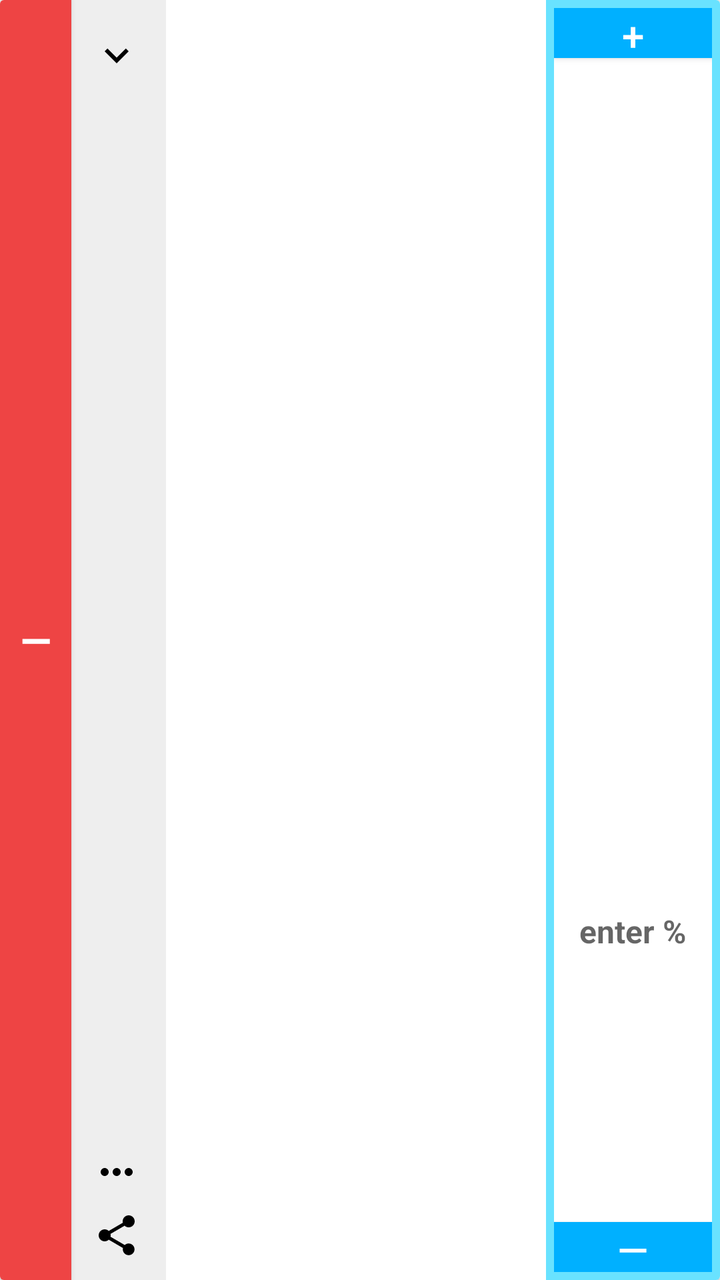
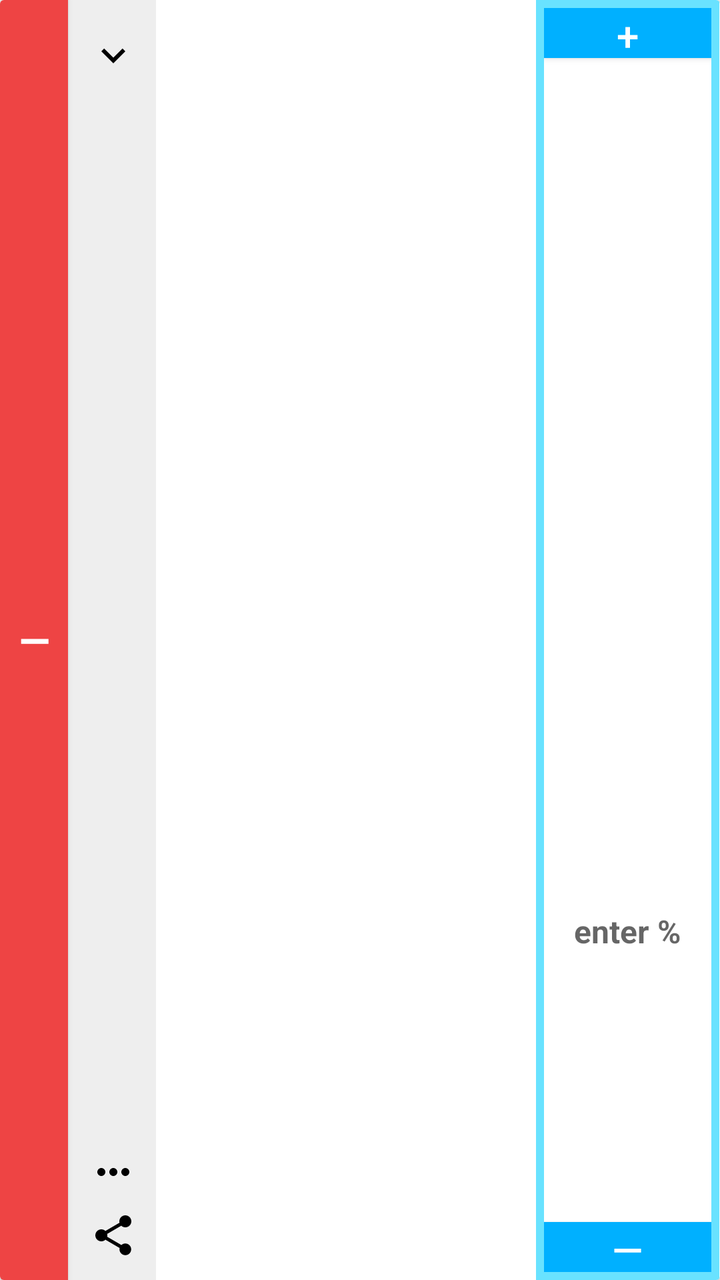

An Android layout rendered at two revisions. The XML below is the earlier revision; the diff shows what the commit changed to produce the second picture.
<!-- AndroidManifest.xml: application theme AppTheme -->
<!-- res/layout/item_give.xml -->
<?xml version="1.0" encoding="utf-8"?>
<androidx.cardview.widget.CardView
    xmlns:android="http://schemas.android.com/apk/res/android"
    android:id="@+id/donation_item_view"
    android:layout_width="match_parent"
    android:layout_height="150dp"
    android:layout_marginLeft="8dp"
    android:layout_marginRight="8dp"
    android:layout_marginTop="4dp"
    android:layout_marginBottom="4dp"
    android:clickable="true"
    android:focusable="true">

    <LinearLayout
        android:layout_width="match_parent"
        android:layout_height="match_parent"
        android:orientation="horizontal"
        android:baselineAligned="false"
        android:clickable="true"
        android:focusable="true">

        <Button
            android:id="@+id/collection_remove_button"
            android:layout_width="0dp"
            android:layout_height="match_parent"
            android:layout_weight=".21"
            android:gravity="center"
            android:textSize="@dimen/text_size_paragraph_title"
            android:background="@color/colorAttention"
            android:textColor="#fff"
            android:textStyle="bold"
            android:text="@string/symbol_decrement_button"/>

        <FrameLayout
            android:layout_width="0dp"
            android:layout_height="match_parent"
            android:layout_weight=".28"
            android:paddingTop="15dp"
            android:paddingBottom="10dp"
            android:paddingStart="10dp"
            android:background="@color/colorChalk"
            android:orientation="vertical">

            <ImageButton
                android:id="@+id/inspect_button"
                android:layout_width="25dp"
                android:layout_height="25dp"
                android:layout_gravity="top"
                android:background="@color/colorChalk"
                android:src="@drawable/ic_baseline_expand_more_24px"
                android:contentDescription="@string/description_increment_percentage_text"/>

            <ImageButton
                android:id="@+id/contact_button"
                android:layout_width="25dp"
                android:layout_height="28dp"
                android:layout_marginBottom="30dp"
                android:layout_gravity="bottom"
                android:background="@color/colorChalk"
                android:src="@drawable/ic_baseline_more_horiz_24px"
                android:contentDescription="@string/description_decrement_percentage_text"/>

            <ImageButton
                android:id="@+id/share_button"
                android:layout_width="25dp"
                android:layout_height="25dp"
                android:layout_gravity="bottom"
                android:background="@color/colorChalk"
                android:src="@drawable/ic_menu_share"
                android:contentDescription="@string/description_decrement_percentage_text"/>

        </FrameLayout>

        <include layout="@layout/text_item"
            android:id="@+id/target_overview"
            android:layout_width="0dp"
            android:layout_height="match_parent"
            android:layout_weight="1"
            android:layout_margin="10dp"/>

        <LinearLayout
            android:layout_width="0dp"
            android:layout_height="match_parent"
            android:layout_weight=".51"
            android:padding="4dp"
            android:orientation="vertical"
            android:background="@color/colorPrimaryLight"
            android:gravity="end">

            <Button
                android:id="@+id/donation_increment_button"
                android:layout_width="match_parent"
                android:layout_height="25dp"
                android:layout_gravity="top"
                android:gravity="center"
                android:textSize="20sp"
                android:background="@color/colorPrimary"
                android:textColor="#fff"
                android:text="@string/symbol_increment_button"
                android:contentDescription="@string/description_increment_percentage_text"/>

            <TextView
                android:id="@+id/donation_amount_text"
                android:layout_width="match_parent"
                android:layout_height="0dp"
                android:layout_weight="1"
                android:layout_gravity="center"
                android:background="#fff"
                android:textSize="@dimen/text_size_paragraph"
                android:textStyle="bold"
                android:gravity="center"/>

            <EditText
                android:id="@+id/donation_percentage_text"
                android:layout_width="match_parent"
                android:layout_height="0dp"
                android:layout_weight="1"
                android:layout_gravity="center"
                android:background="#fff"
                android:textSize="@dimen/text_size_paragraph"
                android:textStyle="bold"
                android:gravity="center"
                android:inputType="numberDecimal"
                android:imeOptions="actionDone"
                android:hint="enter %"
                android:importantForAutofill="no"/>

            <Button
                android:id="@+id/donation_decrement_button"
                android:layout_width="match_parent"
                android:layout_height="25dp"
                android:layout_gravity="bottom"
                android:gravity="center"
                android:textSize="20sp"
                android:background="@color/colorPrimary"
                android:textColor="#fff"
                android:text="@string/symbol_decrement_button"
                android:contentDescription="@string/description_decrement_percentage_text"/>

        </LinearLayout>

    </LinearLayout>

</androidx.cardview.widget.CardView>
<!-- res/layout/text_item.xml (included above) -->
<?xml version="1.0" encoding="utf-8"?>
<LinearLayout xmlns:android="http://schemas.android.com/apk/res/android"
    android:layout_width="wrap_content"
    android:layout_height="match_parent"
    android:orientation="vertical"
    android:layout_gravity="start|center_vertical">

    <TextView
        android:id="@+id/charity_primary"
        android:layout_width="wrap_content"
        android:layout_height="0dp"
        android:layout_weight=".6"
        android:layout_margin="4dp"
        android:textSize="@dimen/text_size_paragraph_title"
        android:textAppearance="?attr/textAppearanceListItem" />

    <TextView
        android:id="@+id/charity_secondary"
        android:layout_width="wrap_content"
        android:layout_height="0dp"
        android:layout_weight=".2"
        android:layout_margin="4dp"
        android:textAppearance="?attr/textAppearanceListItem" />

    <TextView
        android:id="@+id/charity_tertiary"
        android:layout_width="wrap_content"
        android:layout_height="0dp"
        android:layout_weight=".2"
        android:layout_margin="4dp"
        android:textAppearance="?attr/textAppearanceListItem" />

</LinearLayout>
<!-- resources referenced by this layout -->
<resources>
  <color name="colorAttention">#EE4444</color>
  <color name="colorChalk">#EEE</color>
  <color name="colorPrimary">#00B0FF</color>
  <color name="colorPrimaryLight">#69E2FF</color>
  <dimen name="text_size_paragraph">16sp</dimen>
  <dimen name="text_size_paragraph_title">20sp</dimen>
  <!-- drawable ic_baseline_expand_more_24px (drawable) -->
  <vector xmlns:android="http://schemas.android.com/apk/res/android"
      android:width="24dp"
      android:height="24dp"
      android:viewportWidth="24"
      android:viewportHeight="24">
    <path
        android:fillColor="#FF000000"
        android:pathData="M16.59,8.59L12,13.17 7.41,8.59 6,10l6,6 6,-6z"/>
  </vector>
  <!-- drawable ic_baseline_more_horiz_24px (drawable) -->
  <vector xmlns:android="http://schemas.android.com/apk/res/android"
      android:width="24dp"
      android:height="24dp"
      android:viewportWidth="24"
      android:viewportHeight="24">
    <path
        android:fillColor="#FF000000"
        android:pathData="M6,10c-1.1,0 -2,0.9 -2,2s0.9,2 2,2 2,-0.9 2,-2 -0.9,-2 -2,-2zM18,10c-1.1,0 -2,0.9 -2,2s0.9,2 2,2 2,-0.9 2,-2 -0.9,-2 -2,-2zM12,10c-1.1,0 -2,0.9 -2,2s0.9,2 2,2 2,-0.9 2,-2 -0.9,-2 -2,-2z"/>
  </vector>
  <!-- drawable ic_menu_share (drawable-v21) -->
  <vector xmlns:android="http://schemas.android.com/apk/res/android"
      android:width="24dp"
      android:height="24dp"
      android:viewportHeight="24.0"
      android:viewportWidth="24.0">
      <path
          android:fillColor="#FF000000"
          android:pathData="M18,16.08c-0.76,0 -1.44,0.3 -1.96,0.77L8.91,12.7c0.05,-0.23 0.09,-0.46 0.09,-0.7s-0.04,-0.47 -0.09,-0.7l7.05,-4.11c0.54,0.5 1.25,0.81 2.04,0.81 1.66,0 3,-1.34 3,-3s-1.34,-3 -3,-3 -3,1.34 -3,3c0,0.24 0.04,0.47 0.09,0.7L8.04,9.81C7.5,9.31 6.79,9 6,9c-1.66,0 -3,1.34 -3,3s1.34,3 3,3c0.79,0 1.5,-0.31 2.04,-0.81l7.12,4.16c-0.05,0.21 -0.08,0.43 -0.08,0.65 0,1.61 1.31,2.92 2.92,2.92 1.61,0 2.92,-1.31 2.92,-2.92s-1.31,-2.92 -2.92,-2.92z" />
  </vector>
  <string name="description_decrement_percentage_text">Press this button to decrease the percentage of your total donation amount to be allocated to this charity on each converted smile or stride</string>
  <string name="description_increment_percentage_text">Press this button to increase the percentage of your total donation amount to be allocated to this charity on each converted smile or stride</string>
  <string name="symbol_decrement_button">—</string>
  <string name="symbol_increment_button">+</string>
  <style name="AppTheme" parent="Theme.AppCompat.Light.DarkActionBar">
          <item name="colorPrimary">@color/colorPrimary</item>
          <item name="colorPrimaryDark">@color/colorPrimaryDark</item>
          <item name="colorAccent">@color/colorAccent</item>
          <item name="popupMenuStyle">@style/AppTheme.PopupOverlay</item>
      </style>
  <color name="colorPrimaryDark">#0081CB</color>
  <color name="colorAccent">#F7BA28</color>
  <style name="AppTheme.PopupOverlay" parent="@android:style/Widget.PopupMenu">
          <item name="android:background">@color/colorPrimary</item>
      </style>
</resources>

<!-- the commit's change to res/layout/item_give.xml (unified diff, before → after) -->
@@ -21,9 +21,8 @@
 
         <Button
             android:id="@+id/collection_remove_button"
-            android:layout_width="0dp"
+            android:layout_width="34dp"
             android:layout_height="match_parent"
-            android:layout_weight=".21"
             android:gravity="center"
             android:textSize="@dimen/text_size_paragraph_title"
             android:background="@color/colorAttention"
@@ -32,9 +31,8 @@
             android:text="@string/symbol_decrement_button"/>
 
         <FrameLayout
-            android:layout_width="0dp"
+            android:layout_width="44dp"
             android:layout_height="match_parent"
-            android:layout_weight=".28"
             android:paddingTop="15dp"
             android:paddingBottom="10dp"
             android:paddingStart="10dp"
@@ -75,13 +73,13 @@
             android:id="@+id/target_overview"
             android:layout_width="0dp"
             android:layout_height="match_parent"
-            android:layout_weight="1"
+            android:layout_weight=".65"
             android:layout_margin="10dp"/>
 
         <LinearLayout
             android:layout_width="0dp"
             android:layout_height="match_parent"
-            android:layout_weight=".51"
+            android:layout_weight=".35"
             android:padding="4dp"
             android:orientation="vertical"
             android:background="@color/colorPrimaryLight"
